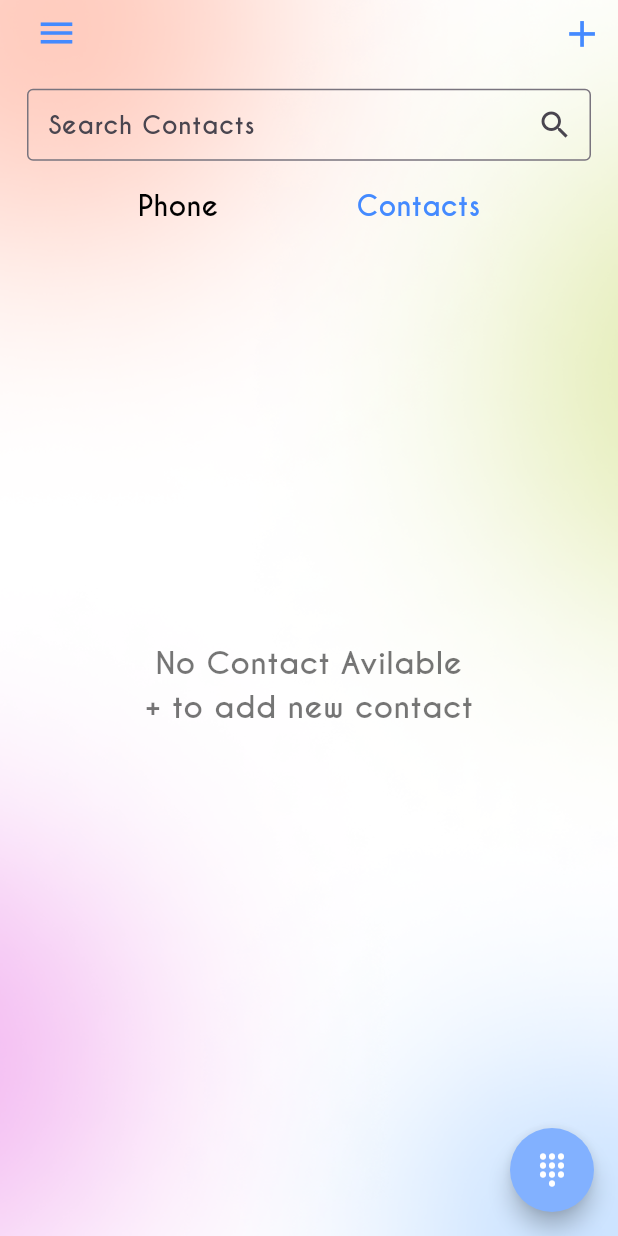
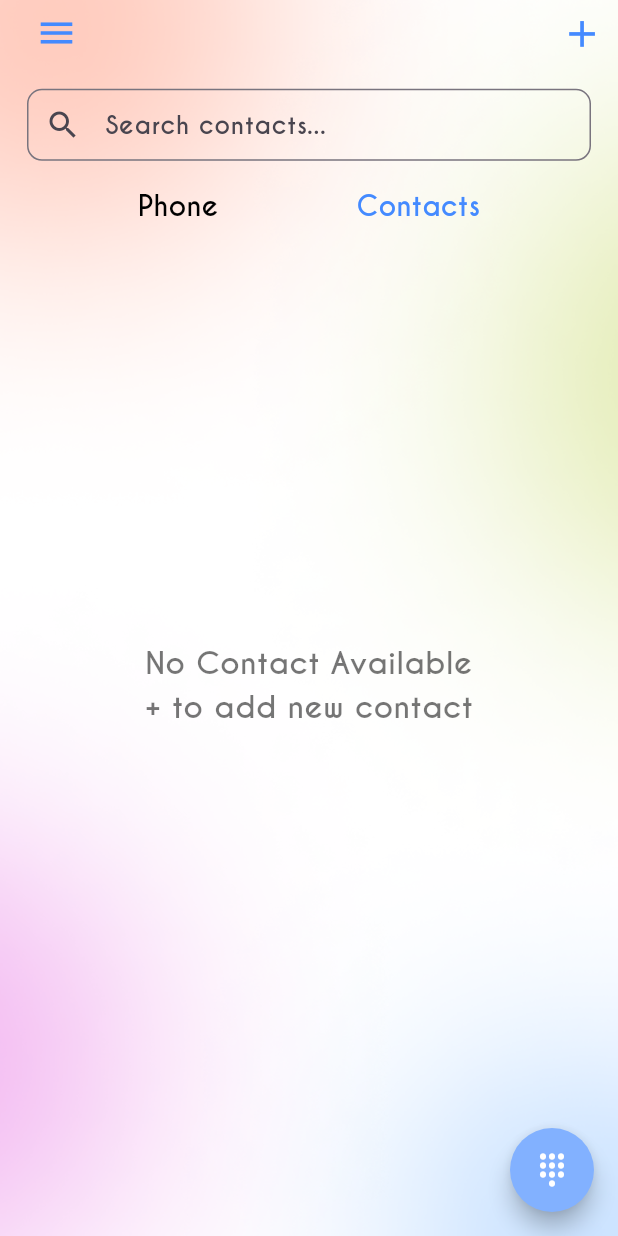
Before and after one commit to PrincePatel027/contact_plus, a Flutter app: the screen it shows after launch, on a phone screen of 412 x 824 dp. Run offline on Flutter 3.47's test engine with Material 3 defaults, Android fonts, the light colour scheme and no system bars; our stand-ins replace flutter_slidable, local_auth, shared_preferences.

Commit message:
second commit

```diff
--- a/lib/custom_widgets/phone_contact_selector.dart
+++ b/lib/custom_widgets/phone_contact_selector.dart
@@ -9,8 +9,15 @@ import 'package:flutter_slidable/flutter_slidable.dart';
 import 'package:provider/provider.dart';
 import 'package:url_launcher/url_launcher.dart';
 
-// ignore: non_constant_identifier_names
-Widget phone_contact_selector(BuildContext context) {
+class PhoneContactSelector extends StatefulWidget {
+  const PhoneContactSelector({super.key});
+
+  @override
+  // ignore: library_private_types_in_public_api
+  _PhoneContactSelectorState createState() => _PhoneContactSelectorState();
+}
+
+class _PhoneContactSelectorState extends State<PhoneContactSelector> {
   final random = Random();
   final colors = [
     Colors.red,
@@ -54,9 +61,36 @@ Widget phone_contact_selector(BuildContext context) {
     }
   }
 
+  final TextEditingController _searchController = TextEditingController();
+  String _searchQuery = '';
+
+  @override
+  Widget build(BuildContext context) {
     return SingleChildScrollView(
       child: Column(
         children: [
+          // Search bar
+          Padding(
+            padding:
+                const EdgeInsets.only(left: 18, right: 18, bottom: 18, top: 18),
+            child: TextField(
+              controller: _searchController,
+              decoration: InputDecoration(
+                contentPadding:
+                    EdgeInsets.symmetric(horizontal: 20, vertical: 10),
+                hintText: 'Search contacts...',
+                prefixIcon: const Icon(Icons.search),
+                border: OutlineInputBorder(
+                  borderRadius: BorderRadius.circular(10),
+                ),
+              ),
+              onChanged: (value) {
+                setState(() {
+                  _searchQuery = value;
+                });
+              },
+            ),
+          ),
           Row(
             mainAxisAlignment: MainAxisAlignment.spaceEvenly,
             children: [
@@ -102,16 +136,18 @@ Widget phone_contact_selector(BuildContext context) {
             ],
           ),
           const SizedBox(height: 12),
-        (Provider.of<PhoneOrContact>(context, listen: true).selected.isPhone ==
+          (Provider.of<PhoneOrContact>(context, listen: true)
+                      .selected
+                      .isPhone ==
                   false)
-            // (Provider.of<StepperProvider>(context, listen: true).contacts.isEmpty)
               ? Container(
                   height: heightFS(context) / 1.4,
-                // color: Colors.black26,
                   alignment: Alignment.center,
-                child: (Provider.of<StepperProvider>(context).contacts.isEmpty)
+                  child: (Provider.of<StepperProvider>(context)
+                          .contacts
+                          .isEmpty)
                       ? const Text(
-                        "No Contact Avilable\n+ to add new contact",
+                          "No Contact Available\n+ to add new contact",
                           textAlign: TextAlign.center,
                           style: TextStyle(
                             fontSize: 20,
@@ -123,10 +159,29 @@ Widget phone_contact_selector(BuildContext context) {
                           child: ListView.builder(
                             itemCount: Provider.of<StepperProvider>(context)
                                 .contacts
+                                .where((contact) =>
+                                    contact['name']!
+                                        .toLowerCase()
+                                        .contains(_searchQuery.toLowerCase()) ||
+                                    contact['contact']!
+                                        .toLowerCase()
+                                        .contains(_searchQuery.toLowerCase()))
                                 .length,
                             itemBuilder: (context, index) {
-                            final e = Provider.of<StepperProvider>(context)
-                                .contacts[index];
+                              final filteredContacts =
+                                  Provider.of<StepperProvider>(context)
+                                      .contacts
+                                      .where((contact) =>
+                                          contact['name']!
+                                              .toLowerCase()
+                                              .contains(
+                                                  _searchQuery.toLowerCase()) ||
+                                          contact['contact']!
+                                              .toLowerCase()
+                                              .contains(
+                                                  _searchQuery.toLowerCase()))
+                                      .toList();
+                              final e = filteredContacts[index];
                               return Card(
                                 margin: const EdgeInsets.symmetric(
                                     horizontal: 12, vertical: 6),
@@ -144,7 +199,8 @@ Widget phone_contact_selector(BuildContext context) {
                                         onPressed: (context) {
                                           sendSMS("${e['contact']}");
                                         },
-                                      backgroundColor: const Color(0xFF7BC043),
+                                        backgroundColor:
+                                            const Color(0xFF7BC043),
                                         foregroundColor: Colors.white,
                                         icon: Icons.sms,
                                         label: 'SMS',
@@ -165,7 +221,8 @@ Widget phone_contact_selector(BuildContext context) {
                                                   listen: false)
                                               .hideContact(index);
                                         },
-                                      backgroundColor: const Color(0xFF7BC043),
+                                        backgroundColor:
+                                            const Color(0xFF7BC043),
                                         foregroundColor: Colors.white,
                                         icon: Icons.archive,
                                         label: 'Hide',
@@ -179,7 +236,8 @@ Widget phone_contact_selector(BuildContext context) {
                                         onPressed: (context) {
                                           editContact(context, index);
                                         },
-                                      backgroundColor: const Color(0xFF4366C0),
+                                        backgroundColor:
+                                            const Color(0xFF4366C0),
                                         foregroundColor: Colors.white,
                                         icon: Icons.edit,
                                         label: 'Edit',
@@ -220,7 +278,6 @@ Widget phone_contact_selector(BuildContext context) {
                 )
               : Container(
                   height: heightFS(context) / 1.1 - 120,
-                // color: Colors.black26,
                   alignment: Alignment.center,
                   child: const Text(
                     "No Phones",
@@ -232,9 +289,8 @@ Widget phone_contact_selector(BuildContext context) {
                     ),
                   ),
                 ),
-        // else
-        //   const Text("Your Contact Added"),
         ],
       ),
     );
   }
+}
--- a/lib/screens/home_page.dart
+++ b/lib/screens/home_page.dart
@@ -73,26 +73,7 @@ class HomePage extends StatelessWidget {
                 ],
               ),
             ),
-            Padding(
-              padding: const EdgeInsets.all(18.0),
-              child: TextField(
-                onChanged: (value) {
-                  Provider.of<StepperProvider>(context, listen: false)
-                      .contacts
-                      .map(
-                        (e) => e['name']!.toLowerCase() == value.toLowerCase(),
-                      );
-                },
-                decoration: const InputDecoration(
-                  contentPadding:
-                      EdgeInsets.symmetric(horizontal: 10, vertical: 10),
-                  border: OutlineInputBorder(),
-                  hintText: "Search Contacts",
-                  suffixIcon: Icon(Icons.search),
-                ),
-              ),
-            ),
-            phone_contact_selector(context),
+            PhoneContactSelector(),
           ],
         ),
       ),
--- a/pubspec.yaml
+++ b/pubspec.yaml
@@ -40,6 +40,7 @@ dependencies:
   url_launcher: ^6.3.0
   local_auth: ^2.2.0
   shared_preferences: ^2.2.3
+  alphabet_scroll_view: ^0.3.2
 
 dev_dependencies:
   flutter_test:
```
Also changed, not shown: pubspec.lock. Lines whose indentation alone changed are shown as unchanged.
